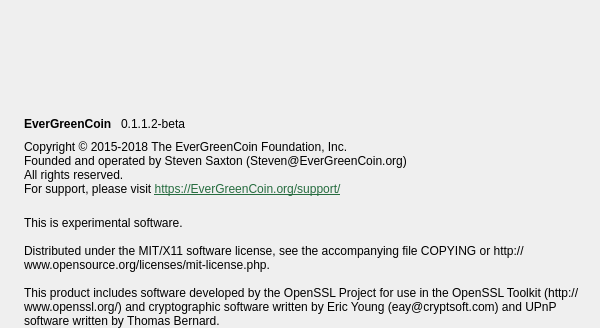
This is src/qt/forms/aboutdialog.ui in EverGreenCoinDev/EverGreenCoin as Qt 5 draws it before an edit; both pictures show x 0 to 600 and y 0 to 328 of the 600 by 470 pixel window. The edited form follows.
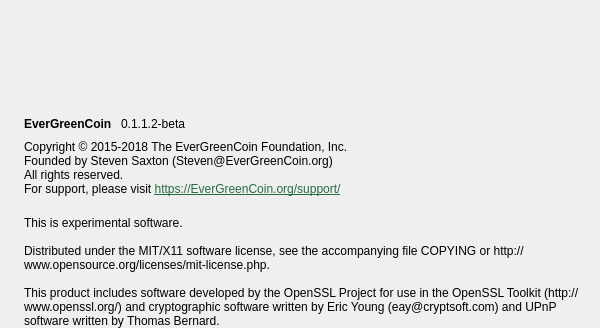
This is the edited form. Icons and pictures are not drawn.

```diff
--- a/src/qt/forms/aboutdialog.ui
+++ b/src/qt/forms/aboutdialog.ui
@@ -91,7 +91,7 @@
         <cursorShape>IBeamCursor</cursorShape>
        </property>
        <property name="text">
-        <string>&lt;html&gt;&lt;head/&gt;&lt;body&gt;&lt;p&gt;Copyright © 2015-2018 The EverGreenCoin Foundation, Inc.&lt;br/&gt;Founded and operated by Steven Saxton (Steven@EverGreenCoin.org)&lt;br/&gt;All rights reserved.&lt;br/&gt;For support, please visit &lt;a href=&quot;https://EverGreenCoin.org/support/&quot;&gt;&lt;span style=&quot; text-decoration: underline; color:#266c3f;&quot;&gt;https://EverGreenCoin.org/support/&lt;/span&gt;&lt;/a&gt;&lt;/p&gt;&lt;/body&gt;&lt;/html&gt;</string>
+        <string>&lt;html&gt;&lt;head/&gt;&lt;body&gt;&lt;p&gt;Copyright © 2015-2018 The EverGreenCoin Foundation, Inc.&lt;br/&gt;Founded by Steven Saxton (Steven@EverGreenCoin.org)&lt;br/&gt;All rights reserved.&lt;br/&gt;For support, please visit &lt;a href=&quot;https://EverGreenCoin.org/support/&quot;&gt;&lt;span style=&quot; text-decoration: underline; color:#266c3f;&quot;&gt;https://EverGreenCoin.org/support/&lt;/span&gt;&lt;/a&gt;&lt;/p&gt;&lt;/body&gt;&lt;/html&gt;</string>
        </property>
        <property name="textFormat">
         <enum>Qt::RichText</enum>
```
